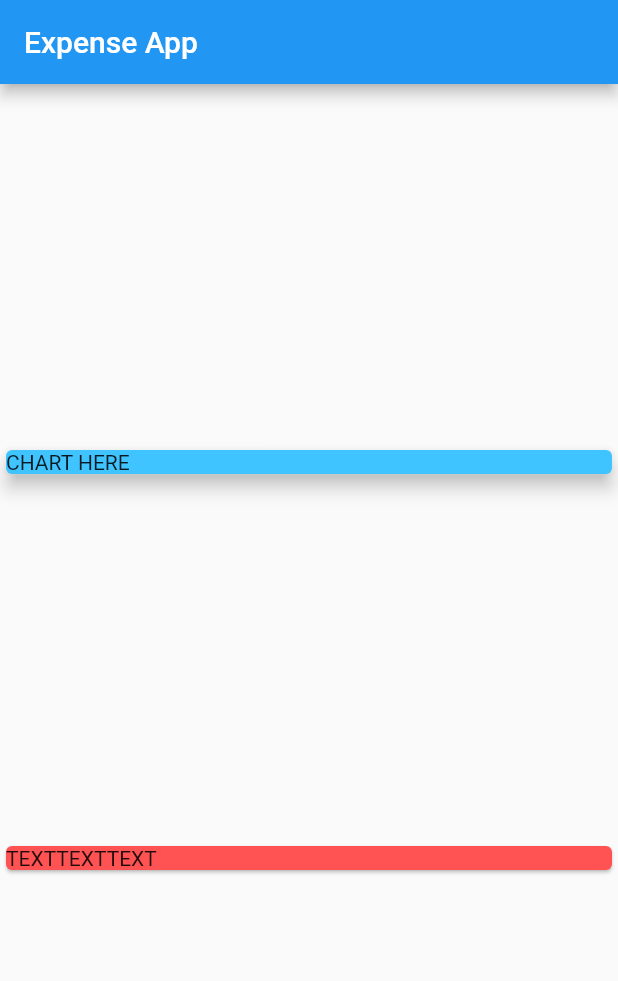
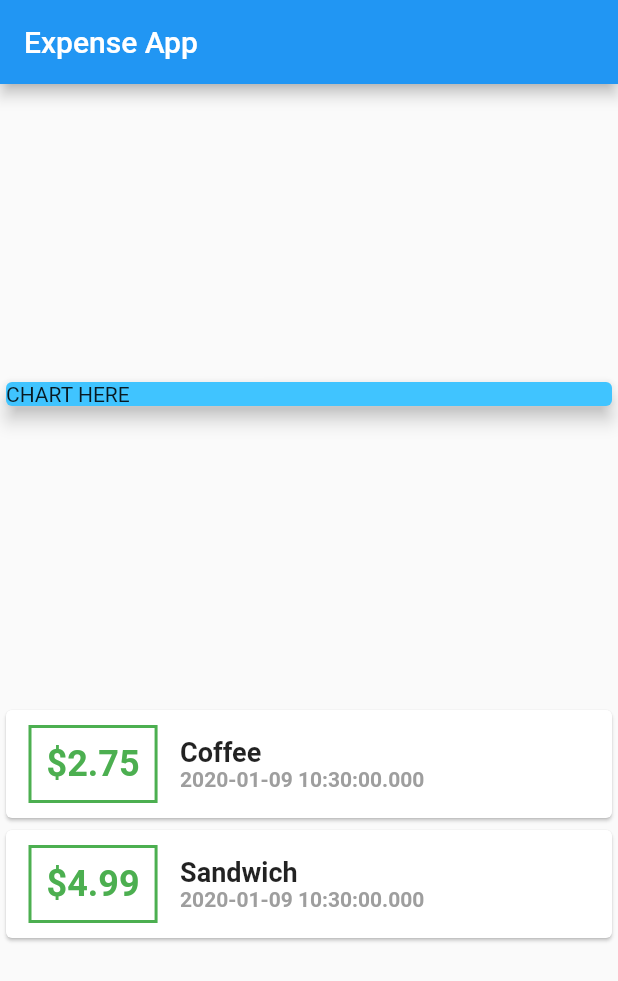
Before and after one commit to matbot/expense_planner, a Flutter app: the screen it shows after launch, on a phone screen of 412 x 824 dp. Shown: the top 981 px of the screen. Run offline on Flutter 3.47's test engine with Material 2 defaults, Android fonts, the phone set to English and light mode, and no system bars.

Commit message:
added string interpolation to price container

```diff
--- a/lib/main.dart
+++ b/lib/main.dart
@@ -39,10 +39,52 @@ class HomePage extends StatelessWidget {
               elevation: 5,
             ),
           ),
-          Card(
-            color: Colors.redAccent,
-            child: Text("TEXTTEXTTEXT"),
-          ),
+          Column(
+            children: transactions.map((trxn) {
+              return Card(
+                child: Row(
+                  children: <Widget>[
+                    Container(
+                      margin:
+                          EdgeInsets.symmetric(vertical: 10, horizontal: 15),
+                      decoration: BoxDecoration(
+                        border: Border.all(
+                          color: Colors.green,
+                          width: 2,
+                        ),
+                      ),
+                      padding: EdgeInsets.all(10),
+                      child: Text(
+                        /* String Interpolation */
+                        "\$${trxn.price}",
+                        style: TextStyle(
+                            fontWeight: FontWeight.bold,
+                            fontSize: 24,
+                            color: Colors.green),
+                      ),
+                    ),
+                    Column(
+                      crossAxisAlignment: CrossAxisAlignment.start,
+                      children: <Widget>[
+                        Text(
+                          trxn.title,
+                          style: TextStyle(
+                              fontSize: 18, fontWeight: FontWeight.bold),
+                        ),
+                        Text(
+                          trxn.date.toLocal().toString(),
+                          style: TextStyle(
+                              fontSize: 14,
+                              fontWeight: FontWeight.bold,
+                              color: Colors.grey),
+                        ),
+                      ],
+                    ),
+                  ],
+                ),
+              );
+            }).toList(),
+          )
         ],
       ),
     );
```
